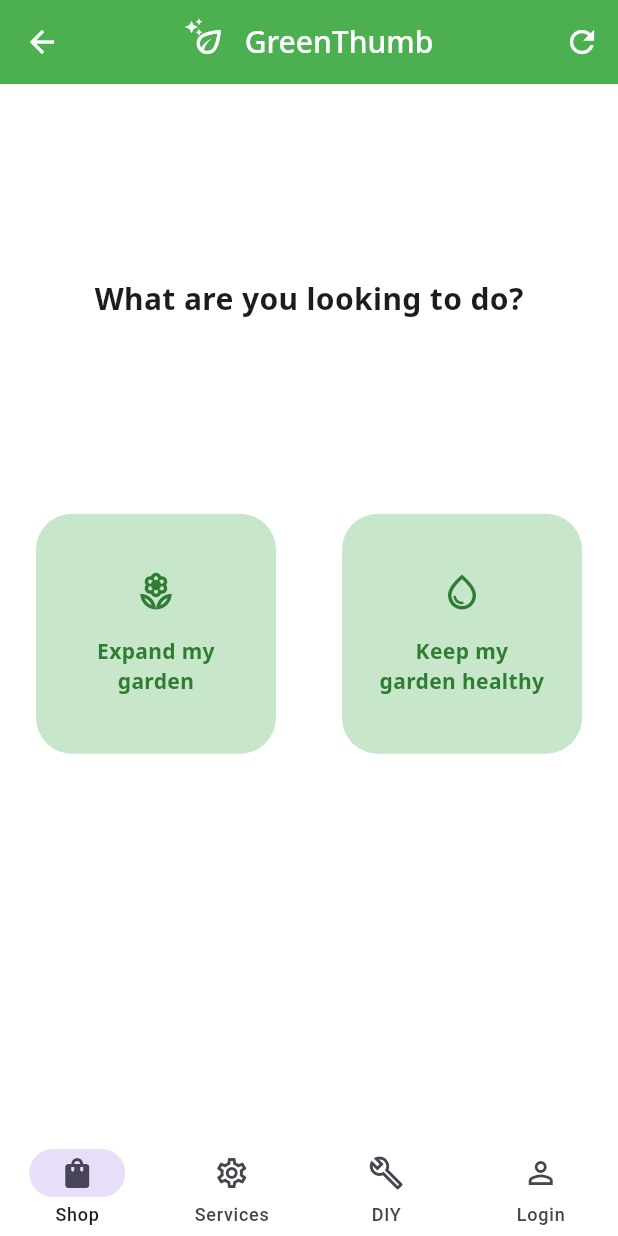
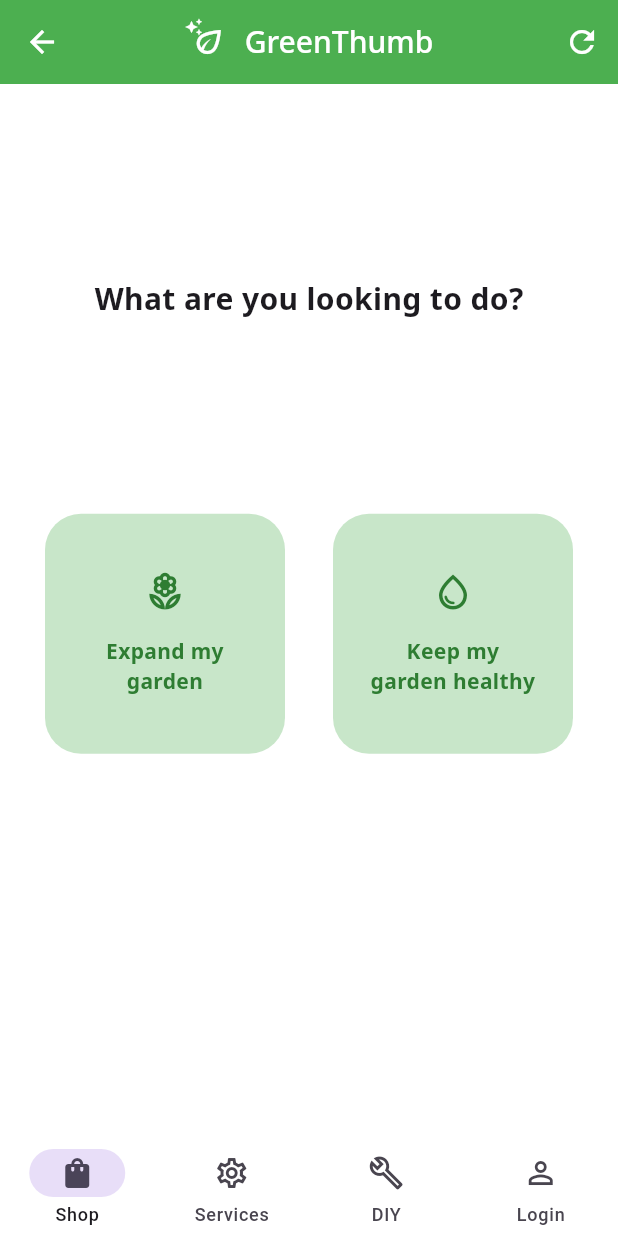
Before and after one commit to ericwindmill/flutter_genkit_demo, a Flutter app: the WizardPage screen opened directly, on a phone screen of 412 x 824 dp. Run offline on Flutter 3.47's test engine with Material 3 defaults, Android fonts, the phone set to English and light mode, and no system bars; our stand-ins replace device_info_plus, flutter_markdown, google_fonts, image_picker; missing offline and left inert: flutter_picture_taker.

Commit message:
add  debug statements to image resizing logic in InterruptImagePicker; first wizard page layout update

```diff
--- a/client/lib/views/user_prompt_picker.dart
+++ b/client/lib/views/user_prompt_picker.dart
@@ -27,8 +27,11 @@ class UserPromptPicker extends StatelessWidget {
       const Spacer(flex: 1),
       Padding(
         padding: const EdgeInsets.symmetric(horizontal: AppLayout.largePadding),
-        child: Row(
-          mainAxisAlignment: MainAxisAlignment.spaceBetween,
+        child: Center(
+          child: Wrap(
+            spacing: AppLayout.extraLargePadding,
+            runSpacing: AppLayout.defaultPadding,
+            alignment: WrapAlignment.center,
             children: [
               for (final action in GardeningAction.values)
                 Container(
@@ -68,6 +71,7 @@ class UserPromptPicker extends StatelessWidget {
             ],
           ),
         ),
+      ),
       const Spacer(flex: 2),
     ],
   );
```
Also changed, not shown: client/lib/views/interrupt_image_picker.dart (+22 -2 lines), 2 other files. Lines whose indentation alone changed are shown as unchanged.
